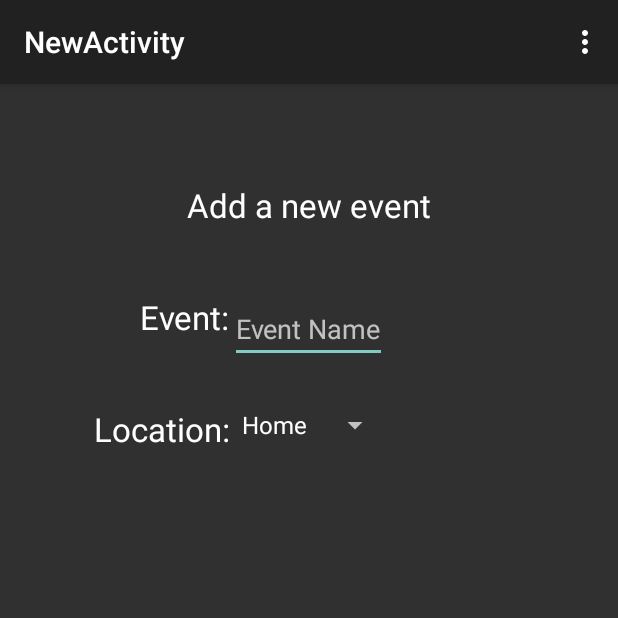
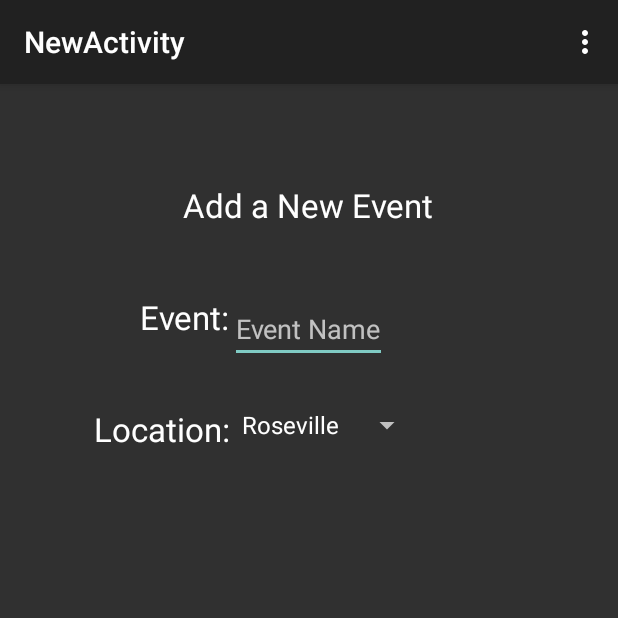
Before and after one commit to DavidPagels/HCIPrototype, an Android app: the NewActivity screen opened directly, with no data from a screen before it, on a phone screen of 412 x 824 dp, the top half of it. Run offline under Robolectric (Android 15) with nearby library versions, the phone set to English and light mode, and no system bars.

Commit message:
added locationhash to store locations

```diff
--- /dev/null
+++ b/app/src/main/java/com/example/david/hciprototype/LocationHash.java
@@ -0,0 +1,35 @@
+package com.example.david.hciprototype;
+
+import java.util.ArrayList;
+import java.util.HashMap;
+
+/**
+ * Created by 1 on 4/4/2015.
+ */
+public class LocationHash {
+    private HashMap<String, double[]> locations;
+    public LocationHash() {
+        locations = new HashMap<String, double[]>();
+        locations.put("Roseville", new double[] {40.7127837, -74.00594130000002} );
+        locations.put("Morris",new double[] {45.5919444, -95.91888890000001} );
+    }
+
+    public void add(String location, double latitude, double longitude) {
+        double[] coordinates = new double[2];
+        coordinates[0] = latitude;
+        coordinates[1] = longitude;
+        locations.put(location, coordinates);
+    }
+
+    public double[] getCoor(String location) {
+        return locations.get(location);
+    }
+
+    public ArrayList<String> getAllLocations() {
+        ArrayList<String> allLocs = new ArrayList<String>();
+        for(String key: locations.keySet()) {
+            allLocs.add(key);
+        }
+        return allLocs;
+    }
+}
--- a/app/src/main/java/com/example/david/hciprototype/NewActivity.java
+++ b/app/src/main/java/com/example/david/hciprototype/NewActivity.java
@@ -6,6 +6,8 @@ import android.view.Menu;
 import android.view.MenuItem;
 import android.widget.ArrayAdapter;
 import android.widget.Spinner;
+
+import java.util.ArrayList;
 
 
 public class NewActivity extends ActionBarActivity {
@@ -16,9 +18,11 @@ public class NewActivity extends ActionBarActivity {
         setContentView(R.layout.activity_new);
 
         Spinner spinner = (Spinner) findViewById(R.id.locMenu);
+        LocationHash locations = new LocationHash();
+        ArrayList<String> allLocations = locations.getAllLocations();
 // Create an ArrayAdapter using the string array and a default spinner layout
-        ArrayAdapter<CharSequence> adapter = ArrayAdapter.createFromResource(this,
-                R.array.locations_array, android.R.layout.simple_spinner_item);
+        ArrayAdapter<String> adapter = new ArrayAdapter<String>(
+                this, android.R.layout.simple_spinner_item, allLocations);
 // Specify the layout to use when the list of choices appears
         adapter.setDropDownViewResource(android.R.layout.simple_spinner_dropdown_item);
 // Apply the adapter to the spinner
--- a/app/src/main/res/layout/activity_new.xml
+++ b/app/src/main/res/layout/activity_new.xml
@@ -10,7 +10,7 @@
         android:layout_width="wrap_content"
         android:layout_height="wrap_content"
         android:textAppearance="?android:attr/textAppearanceLarge"
-        android:text="Add a new event"
+        android:text="@string/new_event_title"
         android:id="@+id/textView3"
         android:layout_alignParentTop="true"
         android:layout_centerHorizontal="true"
--- a/app/src/main/res/values/strings.xml
+++ b/app/src/main/res/values/strings.xml
@@ -6,6 +6,7 @@
     <string name="title_activity_set_location">SetLocation</string>
     <string name="title_activity_new">NewActivity</string>
     <string name="title_activity_speed_prompt">SpeedPrompt</string>
+    <string name="new_event_title">Add a New Event</string>
     <string name="location_hint">Location Name</string>
     <string name="event_title">Event Name</string>
     <string name="event_label">Event:</string>
```
Also changed, not shown: 1 other file.
